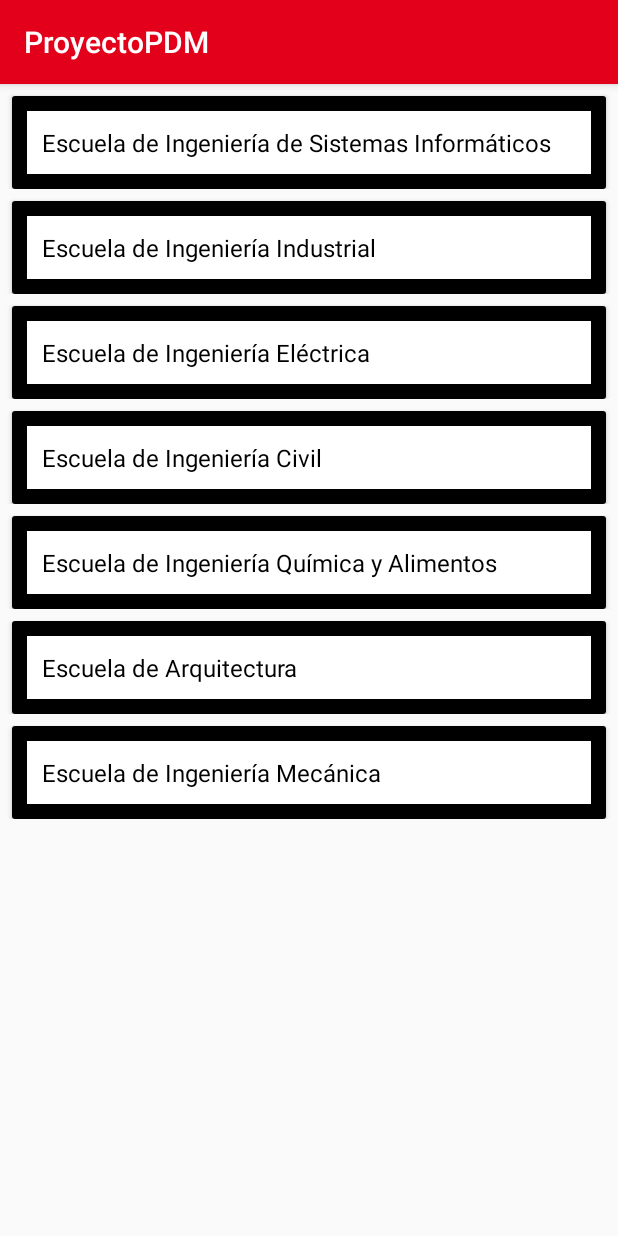
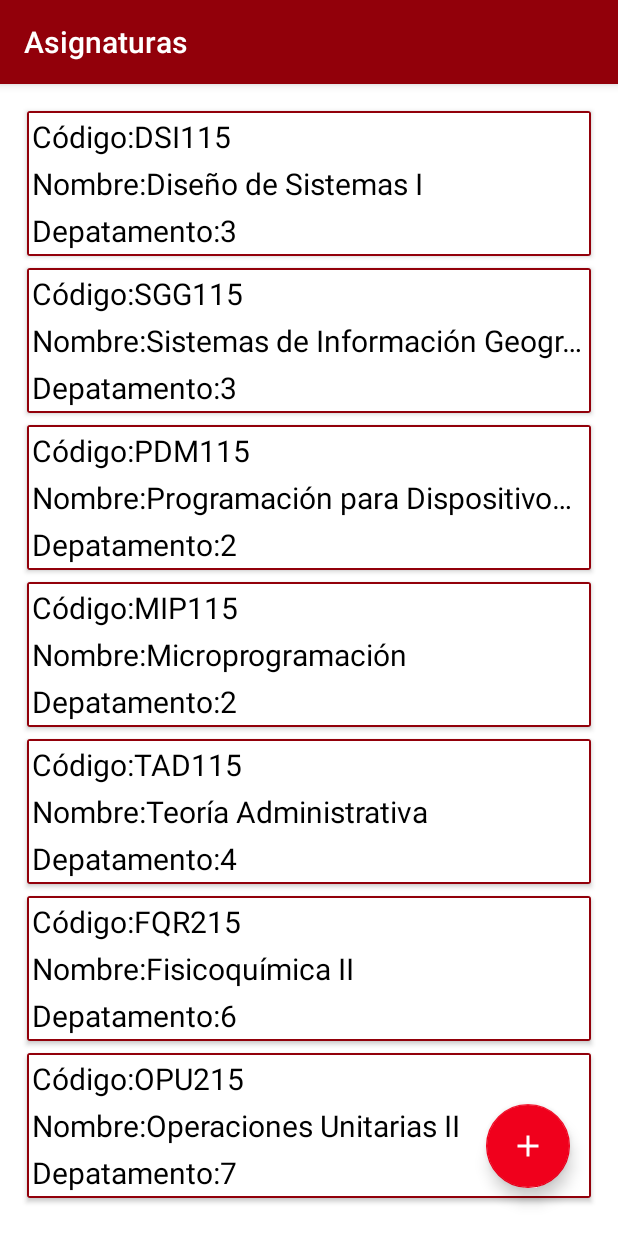
Before and after one commit to Freduart/ProyectoPDM, an Android app: the screen it shows after launch (MainActivity before the commit, AsignaturaActivity after it), after a tap on "INICIAR SESIÓN", on a phone screen of 412 x 824 dp. Run offline under Robolectric (Android 15) with nearby library versions, the phone set to English and light mode, and no system bars; our stand-ins replace Room's generated code.

Commit message:
Elimina asignatura desde la opción eliminar del alertDialog

```diff
--- a/ProyectoPDM/app/src/main/AndroidManifest.xml
+++ b/ProyectoPDM/app/src/main/AndroidManifest.xml
@@ -9,13 +9,15 @@
         android:roundIcon="@mipmap/ic_launcher_round"
         android:supportsRtl="true"
         android:theme="@style/AppTheme">
+        <activity android:name=".Activity.CargoActivity"></activity>
+        <activity android:name=".Activity.AsignaturaActivity"></activity>
         <activity android:name=".Activity.NuevaEvaluacionActivity" />
         <activity android:name=".Activity.NuevaSolicitudImpresionActivity" />
         <activity android:name=".Activity.SolicitudImpresionActivity" />
         <activity android:name=".Activity.CicloActivity" />
         <activity android:name=".Activity.LocalActivity" />
         <activity android:name=".Activity.EvaluacionActivity" />
-        <activity android:name=".Activity.AlumnoActivity"/>
+        <activity android:name=".Activity.AlumnoActivity" />
         <activity android:name=".Activity.LoginActivity">
             <intent-filter>
                 <action android:name="android.intent.action.MAIN" />
--- /dev/null
+++ b/ProyectoPDM/app/src/main/java/sv/ues/fia/eisi/proyectopdm/Activity/AsignaturaActivity.java
@@ -0,0 +1,109 @@
+package sv.ues.fia.eisi.proyectopdm.Activity;
+
+import androidx.appcompat.app.ActionBar;
+import androidx.appcompat.app.AlertDialog;
+import androidx.appcompat.app.AppCompatActivity;
+import androidx.lifecycle.Observer;
+import androidx.lifecycle.ViewModelProvider;
+import androidx.recyclerview.widget.LinearLayoutManager;
+import androidx.recyclerview.widget.RecyclerView;
+
+import android.os.Bundle;
+import android.view.LayoutInflater;
+import android.view.View;
+import android.widget.ImageButton;
+import android.widget.TextView;
+import android.widget.Toast;
+
+import java.util.List;
+
+import sv.ues.fia.eisi.proyectopdm.Adapter.AsignaturaAdapter;
+import sv.ues.fia.eisi.proyectopdm.R;
+import sv.ues.fia.eisi.proyectopdm.ViewModel.AsignaturaViewModel;
+import sv.ues.fia.eisi.proyectopdm.db.entity.Asignatura;
+
+public class AsignaturaActivity extends AppCompatActivity {
+    private AsignaturaViewModel asignaturaViewModel;
+    Asignatura asignaturaAt;
+    String codigo;
+
+    @Override
+    protected void onCreate(Bundle savedInstanceState) {
+        super.onCreate(savedInstanceState);
+        setContentView(R.layout.activity_asignatura);
+
+        ActionBar actionBar= getSupportActionBar();
+        actionBar.setTitle(R.string.AppBarNameAsignaturas);
+
+
+        /*Para enlazar el objeto RecyclerView con la View que se implementa para asignaturas,
+          se debe usar los layout asignatura_item y activity_asignatura(contiene a asignatura_item)
+          como la lista de RecyclerView*/
+        final RecyclerView recyclerView = findViewById(R.id.recycler_list_asignatura);
+        recyclerView.setLayoutManager(new LinearLayoutManager(this));
+        recyclerView.setHasFixedSize(true); //Para actualizaciones
+
+        /*Enlace de la View con el Adapter y Modificación de recyclerView con las actualizaciones
+          del Adapter*/
+
+        final AsignaturaAdapter adapter = new AsignaturaAdapter();
+        recyclerView.setAdapter(adapter);
+
+        try {
+            asignaturaViewModel = new ViewModelProvider.AndroidViewModelFactory(getApplication())
+                    .create(AsignaturaViewModel.class);
+
+            asignaturaViewModel.getAllAsignaturas().observe(this,
+                    new Observer<List<Asignatura>>() {
+                        @Override
+                        public void onChanged(final List<Asignatura> asignaturas) {
+                            //Actualiza el RecyclerView
+                            adapter.setAsignaturas(asignaturas);
+                            adapter.setOnClickListener(new View.OnClickListener() {
+                                @Override
+                                public void onClick(View v) {
+                                    //Obtiene el codigo de asignatura eleccionada
+                                    codigo=asignaturas.get(recyclerView.getChildAdapterPosition(v)).getCodigoAsignatura();
+                                    //Obtiene la asignatura seleccionada
+                                    asignaturaAt = adapter.getAsignaturaAt(recyclerView.getChildAdapterPosition(v));
+                                    createCustomDialog().show();
+                                }
+                            });
+                        }
+                    });
+        }catch (Exception e){
+            Toast.makeText(AsignaturaActivity.this, "Error en el ViewModel",
+                    Toast.LENGTH_SHORT).show();
+        }
+    }
+
+    //Para cuando se selecciona una asignatura
+    public AlertDialog createCustomDialog(){
+
+        final AlertDialog alertDialog;
+        final AlertDialog.Builder builder = new AlertDialog.Builder(this);
+        LayoutInflater inflater = getLayoutInflater();
+        View v = inflater.inflate(R.layout.dialog_opciones_asignaturas, null);
+        //ImageButton ver = (ImageButton) v.findViewById(R.id.imBVer);
+        //ImageButton editar = (ImageButton) v.findViewById(R.id.imBEditar);
+        ImageButton eliminar = (ImageButton) v. findViewById(R.id.imBEliminar);
+        TextView tv = (TextView) v.findViewById(R.id.tvADAsignatura);
+        tv.setText(codigo);
+        builder.setView(v);
+        alertDialog = builder.create();
+
+        eliminar.setOnClickListener(new View.OnClickListener() {
+            @Override
+            public void onClick(View v) {
+                try {
+                    asignaturaViewModel.delete(asignaturaAt);
+                    Toast.makeText(AsignaturaActivity.this, "Borrado", Toast.LENGTH_LONG);
+                    alertDialog.dismiss();
+                }catch (Exception e){
+                    Toast.makeText(AsignaturaActivity.this, e.getMessage() + " " + e.getCause(),Toast.LENGTH_LONG).show();
+                }
+            }
+        });
+        return alertDialog;
+    }
+}
--- a/ProyectoPDM/app/src/main/java/sv/ues/fia/eisi/proyectopdm/Activity/LoginActivity.java
+++ b/ProyectoPDM/app/src/main/java/sv/ues/fia/eisi/proyectopdm/Activity/LoginActivity.java
@@ -7,6 +7,7 @@ import android.content.Intent;
 import android.os.Bundle;
 import android.view.View;
 import android.widget.EditText;
+import android.widget.Toast;
 
 import sv.ues.fia.eisi.proyectopdm.R;
 
@@ -22,7 +23,12 @@ public class LoginActivity extends AppCompatActivity {
         pass = (EditText) findViewById(R.id.etPassword);
     }
     public void Login(View view){
-        Intent intent = new Intent(this, MainActivity.class);
-        startActivity(intent);
+        Intent intent = new Intent(this, AsignaturaActivity.class);
+        try {
+            startActivity(intent);
+        }catch (Exception e){
+            Toast.makeText(this, e.getMessage() +" "+e.getCause(), Toast.LENGTH_LONG).show();
+        }
+
     }
 }
--- a/ProyectoPDM/app/src/main/java/sv/ues/fia/eisi/proyectopdm/Adapter/AsignaturaAdapter.java
+++ b/ProyectoPDM/app/src/main/java/sv/ues/fia/eisi/proyectopdm/Adapter/AsignaturaAdapter.java
@@ -14,15 +14,17 @@ import java.util.List;
 import sv.ues.fia.eisi.proyectopdm.R;
 import sv.ues.fia.eisi.proyectopdm.db.entity.Asignatura;
 
-public class AsignaturaAdapter extends RecyclerView.Adapter<AsignaturaAdapter.AsignaturaHolder> {
+public class AsignaturaAdapter extends RecyclerView.Adapter<AsignaturaAdapter.AsignaturaHolder> implements View.OnClickListener{
 
     private List<Asignatura> asignaturas = new ArrayList<>();
+    private View.OnClickListener listener;
 
     @NonNull
     @Override
     public AsignaturaHolder onCreateViewHolder(@NonNull ViewGroup parent, int viewType) {
         View itemView= LayoutInflater.from(parent.getContext())
                 .inflate(R.layout.asinatura_item,parent,false);
+        itemView.setOnClickListener(this);
         return new AsignaturaHolder(itemView);
     }
 
@@ -30,7 +32,7 @@ public class AsignaturaAdapter extends RecyclerView.Adapter<AsignaturaAdapter.As
     public void onBindViewHolder(@NonNull AsignaturaHolder holder, int position) {
         Asignatura currentAsignatura = asignaturas.get(position);
         holder.idAs.setText(currentAsignatura.getCodigoAsignatura());
-        holder.idDpto.setText(currentAsignatura.getIdDepartamentoFK());
+        holder.idDpto.setText(String.valueOf(currentAsignatura.getIdDepartamentoFK()));
         holder.nomAs.setText(currentAsignatura.getNomasignatura());
     }
 
@@ -42,6 +44,21 @@ public class AsignaturaAdapter extends RecyclerView.Adapter<AsignaturaAdapter.As
     public void setAsignaturas(List<Asignatura> asignaturas){
         this.asignaturas = asignaturas;
         notifyDataSetChanged();
+    }
+
+    //Para obtener asignatura en una posicion especifica de la lista
+    public Asignatura getAsignaturaAt(int position){
+        return asignaturas.get(position);
+    }
+
+
+
+    public void setOnClickListener(View.OnClickListener listener){this.listener=listener;}
+    @Override
+    public void onClick(View v) {
+        if(listener != null){
+            listener.onClick(v);
+        }
     }
 
     class AsignaturaHolder extends RecyclerView.ViewHolder {
--- a/ProyectoPDM/app/src/main/java/sv/ues/fia/eisi/proyectopdm/Adapter/CargoAdapter.java
+++ b/ProyectoPDM/app/src/main/java/sv/ues/fia/eisi/proyectopdm/Adapter/CargoAdapter.java
@@ -33,8 +33,8 @@ public class CargoAdapter extends RecyclerView.Adapter<CargoAdapter.CargoHolder>
             mostramos los valores en cada uno de los TextView y se ciclen con el LiveData
             Haremos uno por cada item que querramos mostar
         */
-        holder.idCargo.setText(currentCargo.getIdCargo());
-        holder.idEscuela.setText(currentCargo.getIdEscuelaFK());
+        holder.idCargo.setText(String.valueOf(currentCargo.getIdCargo()));
+        holder.idEscuela.setText(String.valueOf(currentCargo.getIdEscuelaFK()));
         holder.nomCargo.setText(currentCargo.getNomCargo());
     }
 
--- /dev/null
+++ b/ProyectoPDM/app/src/main/res/layout/activity_asignatura.xml
@@ -0,0 +1,31 @@
+<?xml version="1.0" encoding="utf-8"?>
+<androidx.coordinatorlayout.widget.CoordinatorLayout
+    xmlns:android="http://schemas.android.com/apk/res/android"
+    xmlns:tools="http://schemas.android.com/tools"
+    android:layout_width="match_parent"
+    android:layout_height="match_parent"
+    tools:context=".Activity.AsignaturaActivity">
+
+    <LinearLayout
+        android:layout_width="match_parent"
+        android:layout_height="match_parent"
+        android:layout_marginTop="0dp"
+        android:background="@color/colorBlanco"
+        android:foreground="?attr/selectableItemBackground"
+        android:orientation="horizontal"
+        android:padding="10dp">
+        <androidx.recyclerview.widget.RecyclerView
+            android:id="@+id/recycler_list_asignatura"
+            android:layout_width="match_parent"
+            android:layout_height="match_parent"
+            tools:listitem="@layout/cargo_item" />
+
+    </LinearLayout>
+    <com.google.android.material.floatingactionbutton.FloatingActionButton
+        android:id="@+id/add_asign_button"
+        android:layout_width="wrap_content"
+        android:layout_height="wrap_content"
+        android:src="@drawable/ic_add"
+        android:layout_gravity="bottom|end"
+        android:layout_margin="32dp"/>
+</androidx.coordinatorlayout.widget.CoordinatorLayout>
--- a/ProyectoPDM/app/src/main/res/layout/asinatura_item.xml
+++ b/ProyectoPDM/app/src/main/res/layout/asinatura_item.xml
@@ -1,44 +1,38 @@
 <?xml version="1.0" encoding="utf-8"?>
-<ScrollView xmlns:android="http://schemas.android.com/apk/res/android"
-    android:layout_width="match_parent"
-    android:layout_height="match_parent"
-    android:fillViewport="true"
-    android:orientation="vertical">
-
-    <androidx.cardview.widget.CardView
+<androidx.cardview.widget.CardView xmlns:android="http://schemas.android.com/apk/res/android"
     android:layout_width="match_parent"
     android:layout_height="wrap_content"
+    android:layout_marginEnd="8dp"
     android:layout_marginStart="8dp"
-        android:layout_marginTop="8dp"
-        android:layout_marginEnd="8dp">
+    android:layout_marginTop="8dp">
 
     <LinearLayout
         android:layout_width="match_parent"
         android:layout_height="wrap_content"
         android:layout_marginTop="0dp"
-            android:background="@color/colorNegro"
+        android:background="@color/colorPrimary"
         android:foreground="?attr/selectableItemBackground"
         android:orientation="vertical"
-            android:padding="10dp">
+        android:padding="1dp">
 
         <LinearLayout
             android:layout_width="match_parent"
             android:layout_height="wrap_content"
             android:layout_marginTop="0dp"
-                android:background="@color/colorNegro"
+            android:background="@color/colorBlanco"
             android:foreground="?attr/selectableItemBackground"
             android:orientation="horizontal"
-                android:padding="10dp">
+            android:padding="2dp">
 
             <TextView
                 android:layout_width="wrap_content"
                 android:layout_height="wrap_content"
                 android:layout_alignParentEnd="true"
                 android:layout_alignParentRight="true"
-                    android:text="Código:"
+                android:text="@string/CodigoAsignatura"
                 android:textAppearance="@style/TextAppearance.AppCompat.Large"
-                    android:textColor="@color/colorBlanco"
-                    android:textSize="16sp" />
+                android:textColor="@color/colorNegro"
+                android:textSize="20sp" />
 
             <TextView
                 android:id="@+id/idAsignatura"
@@ -48,8 +42,8 @@
                 android:layout_alignParentRight="true"
                 android:text="idAsig"
                 android:textAppearance="@style/TextAppearance.AppCompat.Large"
-                    android:textColor="@color/colorBlanco"
-                    android:textSize="16sp" />
+                android:textColor="@color/colorNegro"
+                android:textSize="20sp" />
         </LinearLayout>
 
         <LinearLayout
@@ -58,18 +52,51 @@
             android:layout_marginTop="0dp"
             android:orientation="horizontal"
             android:foreground="?attr/selectableItemBackground"
-                android:padding="10dp"
-                android:background="@color/colorNegro">
+            android:padding="2dp"
+            android:background="@color/colorBlanco">
 
             <TextView
                 android:layout_width="wrap_content"
                 android:layout_height="wrap_content"
                 android:layout_alignParentEnd="true"
                 android:layout_alignParentRight="true"
-                    android:text="Id Depertamento:"
+                android:text="@string/NombreAsignatura"
                 android:textAppearance="@style/TextAppearance.AppCompat.Large"
-                    android:textColor="@color/colorBlanco"
-                    android:textSize="16sp" />
+                android:textColor="@color/colorNegro"
+                android:textSize="20sp" />
+
+            <TextView
+                android:id="@+id/nombreAsignatura"
+                android:layout_width="wrap_content"
+                android:layout_height="wrap_content"
+                android:layout_alignParentEnd="true"
+                android:layout_alignParentRight="true"
+                android:ellipsize="end"
+                android:singleLine="true"
+                android:text="Asign"
+                android:textAppearance="@style/TextAppearance.AppCompat.Large"
+                android:textColor="@color/colorNegro"
+                android:textSize="20sp" />
+        </LinearLayout>
+
+        <LinearLayout
+            android:layout_width="match_parent"
+            android:layout_height="wrap_content"
+            android:layout_marginTop="0dp"
+            android:orientation="horizontal"
+            android:foreground="?attr/selectableItemBackground"
+            android:padding="2dp"
+            android:background="@color/colorBlanco">
+
+            <TextView
+                android:layout_width="wrap_content"
+                android:layout_height="wrap_content"
+                android:layout_alignParentEnd="true"
+                android:layout_alignParentRight="true"
+                android:text="@string/CodDptoAsignauta"
+                android:textAppearance="@style/TextAppearance.AppCompat.Large"
+                android:textColor="@color/colorNegro"
+                android:textSize="20sp" />
 
             <TextView
                 android:id="@+id/idDepartamento"
@@ -79,43 +106,8 @@
                 android:layout_alignParentRight="true"
                 android:text="idDepa"
                 android:textAppearance="@style/TextAppearance.AppCompat.Large"
-                    android:textColor="@color/colorBlanco"
-                    android:textSize="16sp" />
+                android:textColor="@color/colorNegro"
+                android:textSize="20sp" />
         </LinearLayout>
-
-            <LinearLayout
-                android:layout_width="match_parent"
-                android:layout_height="wrap_content"
-                android:layout_marginTop="0dp"
-                android:orientation="horizontal"
-                android:foreground="?attr/selectableItemBackground"
-                android:padding="10dp"
-                android:background="@color/colorNegro">
-
-                <TextView
-                    android:layout_width="wrap_content"
-                    android:layout_height="wrap_content"
-                    android:layout_alignParentEnd="true"
-                    android:layout_alignParentRight="true"
-                    android:text="Asignatura:"
-                    android:textAppearance="@style/TextAppearance.AppCompat.Large"
-                    android:textColor="@color/colorBlanco"
-                    android:textSize="16sp" />
-
-                <TextView
-                    android:id="@+id/nombreAsignatura"
-                    android:layout_width="wrap_content"
-                    android:layout_height="wrap_content"
-                    android:layout_alignParentEnd="true"
-                    android:layout_alignParentRight="true"
-                    android:inputType="textMultiLine"
-                    android:text="Asign"
-                    android:textAppearance="@style/TextAppearance.AppCompat.Large"
-                    android:textColor="@color/colorBlanco"
-                    android:textSize="16sp" />
     </LinearLayout>
-
-        </LinearLayout>
-
 </androidx.cardview.widget.CardView>
-</ScrollView>
--- a/ProyectoPDM/app/src/main/res/values/colors.xml
+++ b/ProyectoPDM/app/src/main/res/values/colors.xml
@@ -1,6 +1,6 @@
 <?xml version="1.0" encoding="utf-8"?>
 <resources>
-    <color name="colorPrimary">#e2001a</color>
+    <color name="colorPrimary">#92000A</color>
     <color name="colorPrimaryDark">#8d2525</color>
     <color name="colorAccent">#F0001C</color>
     <color name="colorBlanco">#FFFFFF</color>
--- a/ProyectoPDM/app/src/main/res/values/strings.xml
+++ b/ProyectoPDM/app/src/main/res/values/strings.xml
@@ -41,6 +41,21 @@
     <string name="carnet_docente_eval">Docente encargado</string>
     <string name="codigo_asignatura_eval">Asignatura</string>
 
+    <!-- Strings para Cargo -->
+    <string name="AppBarNameCargos">Cargos</string>
+    <string name="IdCargo">Identificador: </string>
+    <string name="IdEscuelaCargo">Escuela: </string>
+    <string name="NombreCargo">Nombre: </string>
+    <string name="AppBarAddCargo">Agregar cargo</string>
+    <!-- Strings para Asignatura -->
+    <string name="AppBarAddAsignatura">Agregar asignatura</string>
+    <string name="CodigoAsignatura">Código: </string>
+    <string name="CodDptoAsignauta">Depatamento: </string>
+    <string name="NombreAsignatura">Nombre: </string>
+    <string name="AppBarNameAsignaturas">Asignaturas</string>
+    <!-- Strings para Primera Revisión -->
+    <string name="AppBarNamePrimerRevision">Primera revisión</string>
+
 
     <!-- TODO: Remove or change this placeholder text -->
     <string name="hello_blank_fragment">Hello blank fragment</string>
```
Also changed, not shown: ProyectoPDM/app/src/main/java/sv/ues/fia/eisi/proyectopdm/Activity/CargoActivity.java (added, +16 -0 lines), ProyectoPDM/app/src/main/res/drawable/ic_editar.xml (added, +11 -0 lines), ProyectoPDM/app/src/main/res/drawable/ic_eliminar.xml (added, +7 -0 lines), ProyectoPDM/app/src/main/res/drawable/ic_ver.xml (added, +10 -0 lines), ProyectoPDM/app/src/main/res/layout/activity_cargo.xml (added, +31 -0 lines), ProyectoPDM/app/src/main/res/layout/cargo_item.xml (+50 -54 lines), ProyectoPDM/app/src/main/res/layout/dialog_opciones_asignaturas.xml (added, +61 -0 lines). Lines whose indentation alone changed are shown as unchanged.
